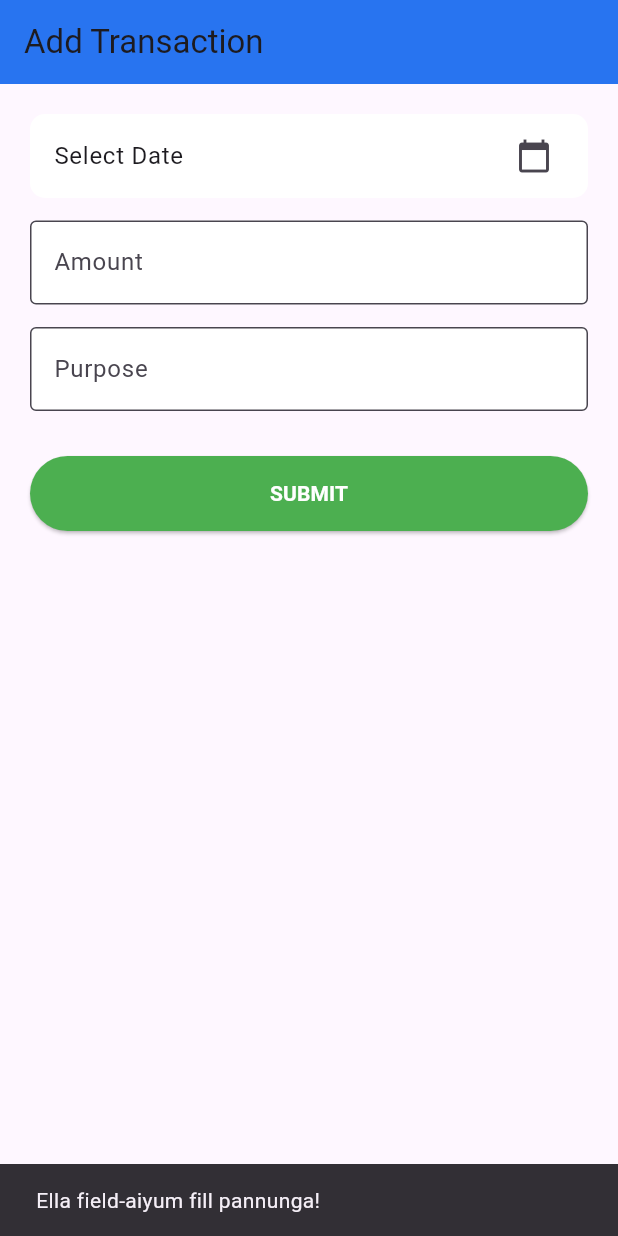
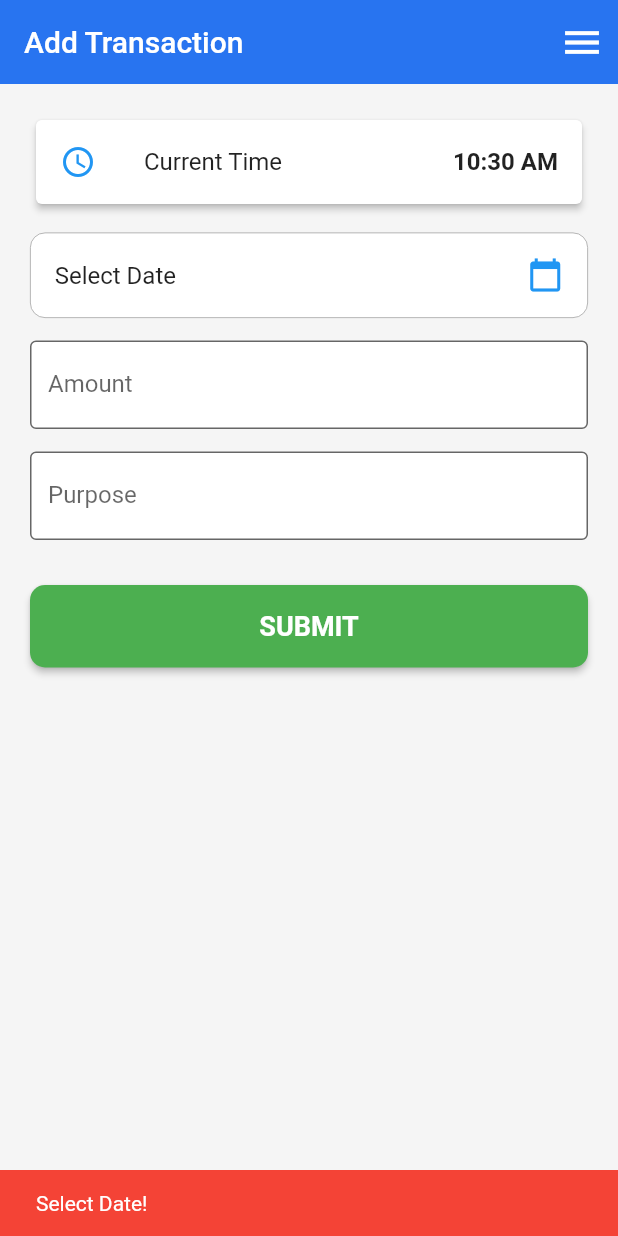
Before and after one commit to vignesh1618/Date-Picker, a Flutter app: the screen it shows after launch, after a tap on "SUBMIT", on a phone screen of 412 x 824 dp. Run offline on Flutter 3.47's test engine with Material 3 defaults, Android fonts, the phone set to English and light mode, and no system bars; our stand-ins replace cloud_firestore, firebase_core; accounts and stored records are empty.

```diff
--- a/lib/entry_page.dart
+++ b/lib/entry_page.dart
@@ -1,5 +1,7 @@
 import 'package:flutter/material.dart';
-import 'package:shared_preferences/shared_preferences.dart';
+import 'package:flutter/services.dart';
+import 'package:intl/intl.dart';
+import 'package:cloud_firestore/cloud_firestore.dart'; // Add pannunga
 import 'display_page.dart';
 
 class EntryPage extends StatefulWidget {
@@ -12,69 +14,152 @@ class EntryPage extends StatefulWidget {
 class _EntryPageState extends State<EntryPage> {
   final TextEditingController _amountController = TextEditingController();
   final TextEditingController _purposeController = TextEditingController();
+
+  String currentTime = DateFormat('hh:mm a').format(DateTime.now());
   DateTime? _selectedDate;
 
-  Future<void> _selectDate(BuildContext context) async {
+  Future<void> _saveDataOnly() async {
+    if (_selectedDate == null) {
+      _showError("Select Date!");
+      return;
+    }
+    if (_amountController.text.isEmpty) {
+      _showError("Enter Amount!");
+      return;
+    }
+    if (_purposeController.text.isEmpty) {
+      _showError("Write Purpose!");
+      return;
+    }
+
+    try {
+      await FirebaseFirestore.instance.collection('transactions').add({
+        'amount': _amountController.text,
+        'purpose': _purposeController.text,
+        'date': "${_selectedDate!.day}/${_selectedDate!.month}/${_selectedDate!.year}",
+        'time': currentTime,
+        'timestamp': FieldValue.serverTimestamp(),
+      });
+
+      if (mounted) {
+        ScaffoldMessenger.of(context).showSnackBar(
+          const SnackBar(
+            content: Text("Data Saved Successfully"),
+            backgroundColor: Colors.green,
+            duration: Duration(seconds: 2),
+          ),
+        );
+
+        _amountController.clear();
+        _purposeController.clear();
+
+        setState(() {
+          _selectedDate = null;
+          currentTime = DateFormat('hh:mm a').format(DateTime.now());
+        });
+      }
+    } catch (e) {
+      _showError("Error: ${e.toString()}");
+    }
+  }
+
+  void _showError(String msg) {
+    ScaffoldMessenger.of(context).showSnackBar(
+      SnackBar(content: Text(msg), backgroundColor: Colors.red),
+    );
+  }
+
+  @override
+  Widget build(BuildContext context) {
+    return Scaffold(
+      backgroundColor: Colors.grey[100],
+      appBar: AppBar(
+        title: const Text("Add Transaction", style: TextStyle(color: Colors.white)),
+        backgroundColor: const Color(0xFF2874F0),
+        elevation: 0,
+        actions: [
+          IconButton(
+            icon: const Icon(Icons.menu, size: 30, color: Colors.white),
+            onPressed: () {
+              Navigator.push(
+                context,
+                MaterialPageRoute(builder: (context) => const DisplayDataPage()),
+              );
+            },
+          ),
+        ],
+      ),
+      body: Padding(
+        padding: const EdgeInsets.all(20.0),
+        child: SingleChildScrollView(
+          child: Column(
+            crossAxisAlignment: CrossAxisAlignment.start,
+            children: [
+              Card(
+                elevation: 2,
+                child: ListTile(
+                  leading: const Icon(Icons.access_time, color: Colors.blue),
+                  title: const Text("Current Time"),
+                  trailing: Text(currentTime, style: const TextStyle(fontWeight: FontWeight.bold, fontSize: 16)),
+                ),
+              ),
+              const SizedBox(height: 15),
+
+              ListTile(
+                title: Text(_selectedDate == null
+                    ? "Select Date"
+                    : "Date: ${_selectedDate!.day}/${_selectedDate!.month}/${_selectedDate!.year}"),
+                trailing: const Icon(Icons.calendar_today, color: Colors.blue),
+                tileColor: Colors.white,
+                shape: RoundedRectangleBorder(borderRadius: BorderRadius.circular(10), side: const BorderSide(color: Colors.grey, width: 0.5)),
+                onTap: () async {
                   final DateTime? picked = await showDatePicker(
                     context: context,
                     initialDate: DateTime.now(),
                     firstDate: DateTime(2000),
                     lastDate: DateTime(2101),
                   );
-    if (picked != null && picked != _selectedDate) {
-      setState(() {
-        _selectedDate = picked;
-      });
-    }
-  }
-
-  Future<void> _saveAndNavigate() async {
-    if (_selectedDate == null || _amountController.text.isEmpty || _purposeController.text.isEmpty) {
-      ScaffoldMessenger.of(context).showSnackBar(const SnackBar(content: Text("Ella field-aiyum fill pannunga!")));
-      return;
-    }
-
-    final prefs = await SharedPreferences.getInstance();
-    await prefs.setString('date', "${_selectedDate!.day}/${_selectedDate!.month}/${_selectedDate!.year}");
-    await prefs.setString('amount', _amountController.text);
-    await prefs.setString('purpose', _purposeController.text);
-
-    Navigator.push(context, MaterialPageRoute(builder: (context) => const DisplayDataPage()));
-  }
-
-  @override
-  Widget build(BuildContext context) {
-    return Scaffold(
-      appBar: AppBar(title: const Text("Add Transaction"), backgroundColor: const Color(0xFF2874F0)),
-      body: Padding(
-        padding: const EdgeInsets.all(20.0),
-        child: Column(
-          children: [
-            ListTile(
-              title: Text(_selectedDate == null ? "Select Date" : "Date: ${_selectedDate!.day}/${_selectedDate!.month}/${_selectedDate!.year}"),
-              trailing: const Icon(Icons.calendar_today),
-              onTap: () => _selectDate(context),
-              tileColor: Colors.white,
-              shape: RoundedRectangleBorder(borderRadius: BorderRadius.circular(10)),
+                  if (picked != null) setState(() => _selectedDate = picked);
+                },
               ),
               const SizedBox(height: 15),
+
               TextField(
                 controller: _amountController,
                 keyboardType: TextInputType.number,
-              decoration: const InputDecoration(labelText: "Amount", filled: true, fillColor: Colors.white, border: OutlineInputBorder()),
+                inputFormatters: [FilteringTextInputFormatter.digitsOnly],
+                decoration: const InputDecoration(
+                  labelText: "Amount",
+                  prefixText: "₹ ",
+                  filled: true,
+                  fillColor: Colors.white,
+                  border: OutlineInputBorder(),
+                ),
               ),
               const SizedBox(height: 15),
               TextField(
                 controller: _purposeController,
-              decoration: const InputDecoration(labelText: "Purpose", filled: true, fillColor: Colors.white, border: OutlineInputBorder()),
+                decoration: const InputDecoration(
+                  labelText: "Purpose",
+                  filled: true,
+                  fillColor: Colors.white,
+                  border: OutlineInputBorder(),
+                ),
               ),
               const SizedBox(height: 30),
+
               ElevatedButton(
-              onPressed: _saveAndNavigate,
-              style: ElevatedButton.styleFrom(backgroundColor: Colors.green, minimumSize: const Size(double.infinity, 50)),
-              child: const Text("SUBMIT", style: TextStyle(color: Colors.white, fontWeight: FontWeight.bold)),
+                onPressed: _saveDataOnly,
+                style: ElevatedButton.styleFrom(
+                  backgroundColor: Colors.green,
+                  minimumSize: const Size(double.infinity, 55),
+                  shape: RoundedRectangleBorder(borderRadius: BorderRadius.circular(10)),
+                ),
+                child: const Text("SUBMIT",
+                    style: TextStyle(color: Colors.white, fontSize: 18, fontWeight: FontWeight.bold)),
               ),
             ],
+          ),
         ),
       ),
     );
--- a/lib/main.dart
+++ b/lib/main.dart
@@ -1,7 +1,16 @@
+import 'package:flutter/material.dart';
+import 'package:firebase_core/firebase_core.dart';
+import 'firebase_options.dart';
+import 'package:date/splash_screen.dart';
 
-import 'package:flutter/material.dart';
-import 'entry_page.dart';
-void main() {
+void main() async {
+
+  WidgetsFlutterBinding.ensureInitialized();
+
+  await Firebase.initializeApp(
+    options: DefaultFirebaseOptions.currentPlatform,
+  );
+
   runApp(const MyApp());
 }
 
@@ -13,8 +22,11 @@ class MyApp extends StatelessWidget {
     return MaterialApp(
       debugShowCheckedModeBanner: false,
       title: 'Date Tracker',
-      theme: ThemeData(primarySwatch: Colors.blue),
-      home: const EntryPage(),
+      theme: ThemeData(
+        primarySwatch: Colors.blue,
+        useMaterial3: false,
+      ),
+      home: const SplashScreen(),
     );
   }
 }
--- /dev/null
+++ b/lib/splash_screen.dart
@@ -0,0 +1,58 @@
+import 'dart:async';
+import 'package:flutter/material.dart';
+import 'entry_page.dart';
+
+class SplashScreen extends StatefulWidget {
+  const SplashScreen({super.key});
+
+  @override
+  State<SplashScreen> createState() => _SplashScreenState();
+}
+
+class _SplashScreenState extends State<SplashScreen> {
+  @override
+  void initState() {
+    super.initState();
+
+    Timer(const Duration(seconds: 3), () {
+      Navigator.pushReplacement(
+        context,
+        MaterialPageRoute(builder: (context) => const EntryPage()),
+      );
+    });
+  }
+
+  @override
+  Widget build(BuildContext context) {
+    return Scaffold(
+      backgroundColor: const Color(0xFF2874F0),
+      body: Center(
+        child: Column(
+          mainAxisAlignment: MainAxisAlignment.center,
+          children: [
+            const Icon(
+              Icons.account_balance_wallet,
+              size: 100,
+              color: Colors.white,
+            ),
+            const SizedBox(height: 20),
+            const Text(
+              "EXPENSE TRACKER",
+              style: TextStyle(
+                fontSize: 24,
+                fontWeight: FontWeight.bold,
+                color: Colors.white,
+                letterSpacing: 2,
+              ),
+            ),
+            const SizedBox(height: 20),
+
+            const CircularProgressIndicator(
+              color: Colors.white,
+            ),
+          ],
+        ),
+      ),
+    );
+  }
+}
--- a/pubspec.yaml
+++ b/pubspec.yaml
@@ -7,8 +7,11 @@ environment:
   sdk: ^3.10.7
 
 dependencies:
+  cloud_firestore: ^6.1.2
+  firebase_core: ^4.4.0
   flutter:
     sdk: flutter
+  intl: ^0.20.2
   shared_preferences: ^2.2.2
 
 dev_dependencies:
```
Also changed, not shown: lib/display_page.dart (+94 -27 lines), firebase.json (added), lib/firebase_options.dart (added), pubspec.lock, 7 other files. Lines whose indentation alone changed are shown as unchanged.
